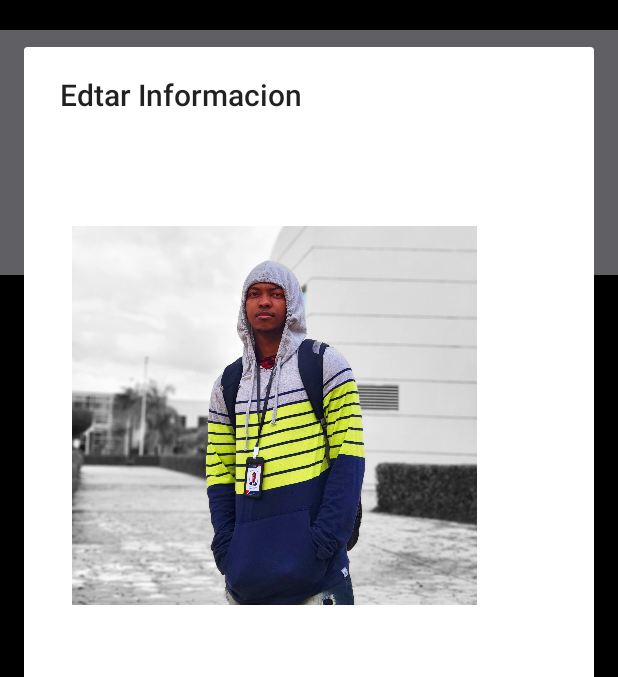
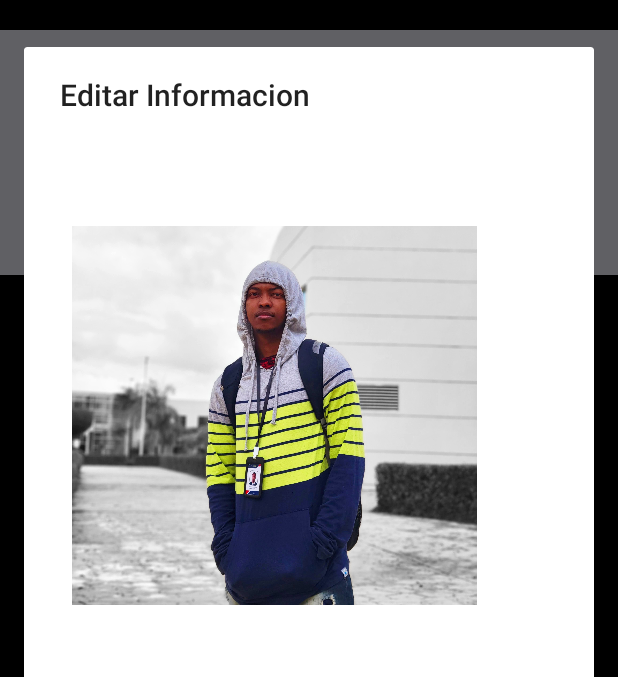
Before and after one commit to samilr/SelectorCategoriasAndroid, an Android app: the screen it shows after launch (MainActivity), after a tap on "EDITAR", on a phone screen of 412 x 824 dp, the part 84-761 px from its top. Run offline under Robolectric (Android 15) with nearby library versions, the phone set to English and light mode, and no system bars.

```diff
--- a/app/src/main/java/com/example/tarea4/MainActivity.java
+++ b/app/src/main/java/com/example/tarea4/MainActivity.java
@@ -97,7 +97,7 @@ public class MainActivity extends AppCompatActivity implements GestureDetector.O
         txbAsignatura.setText(asignatura);
         txbInstituto.setText(instituto);
 
-        builder.setView(vistaAlertEdit).setTitle("Edtar Informacion")
+        builder.setView(vistaAlertEdit).setTitle("Editar Informacion")
                     .setPositiveButton("Guardar", new DialogInterface.OnClickListener() {
                         public void onClick(DialogInterface dialog, int id) {
                             nombre = txbNombre.getText().toString();
--- a/app/src/main/res/layout/activity_main.xml
+++ b/app/src/main/res/layout/activity_main.xml
@@ -6,7 +6,6 @@
     android:layout_height="match_parent"
     android:background="#000000"
     tools:context=".MainActivity">
-
 
     <FrameLayout
         android:layout_width="match_parent"
```
